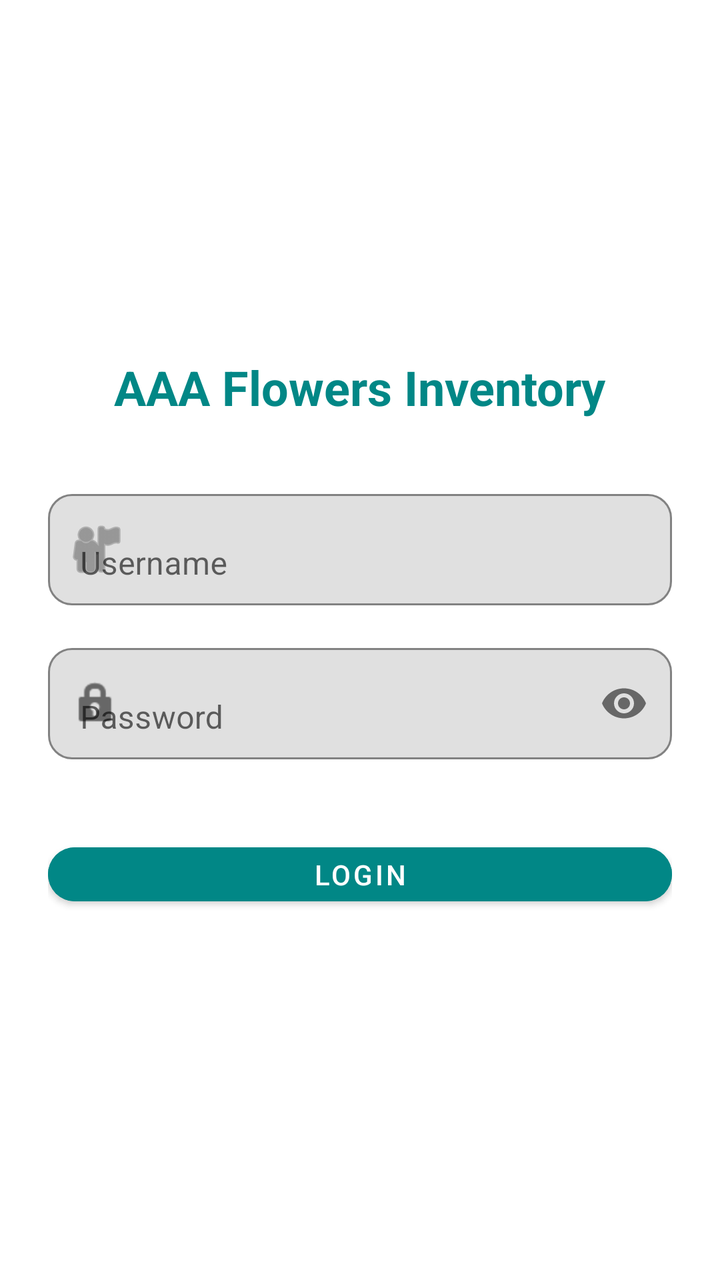
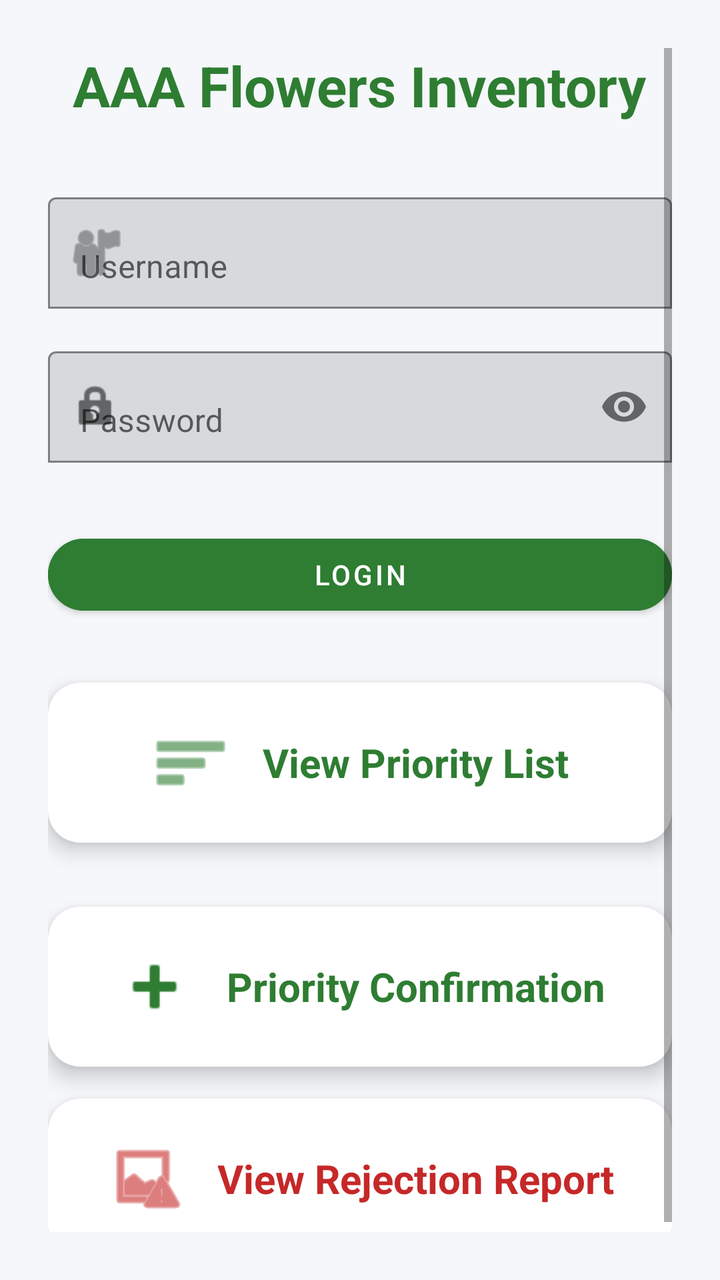

Two renders of the same Android screen: before a commit and after it. Below are the layout's source before the change and the commit's diff.
<!-- AndroidManifest.xml: application theme Theme.YourApp -->
<!-- res/layout/activity_login.xml -->
<?xml version="1.0" encoding="utf-8"?>
<LinearLayout xmlns:android="http://schemas.android.com/apk/res/android"
    xmlns:app="http://schemas.android.com/apk/res-auto"
    android:layout_width="match_parent"
    android:layout_height="match_parent"
    android:orientation="vertical"
    android:gravity="center"
    android:padding="24dp"
    android:background="?android:attr/colorBackground">

    
    <TextView
        android:id="@+id/loginTitle"
        android:layout_width="wrap_content"
        android:layout_height="wrap_content"
        android:text="@string/app_name"
        android:textSize="24sp"
        android:textStyle="bold"
        android:textColor="?attr/colorPrimary"
        android:layout_marginBottom="32dp" />

    
    <com.google.android.material.textfield.TextInputLayout
        android:layout_width="match_parent"
        android:layout_height="wrap_content"
        android:hint="@string/hint_username"
        app:boxBackgroundMode="outline"
        app:boxCornerRadiusTopStart="12dp"
        app:boxCornerRadiusTopEnd="12dp"
        app:boxCornerRadiusBottomStart="12dp"
        app:boxCornerRadiusBottomEnd="12dp"
        app:startIconDrawable="@android:drawable/ic_menu_myplaces"
        android:layout_marginBottom="16dp">

        <com.google.android.material.textfield.TextInputEditText
            android:id="@+id/username"
            android:layout_width="match_parent"
            android:layout_height="wrap_content"
            android:inputType="text"
            android:autofillHints="" />
    </com.google.android.material.textfield.TextInputLayout>

    
    <com.google.android.material.textfield.TextInputLayout
        android:layout_width="match_parent"
        android:layout_height="wrap_content"
        android:hint="@string/hint_password"
        app:boxBackgroundMode="outline"
        app:boxCornerRadiusTopStart="12dp"
        app:boxCornerRadiusTopEnd="12dp"
        app:boxCornerRadiusBottomStart="12dp"
        app:boxCornerRadiusBottomEnd="12dp"
        app:startIconDrawable="@android:drawable/ic_lock_idle_lock"
        app:endIconMode="password_toggle"
        android:layout_marginBottom="24dp">

        <com.google.android.material.textfield.TextInputEditText
            android:id="@+id/password"
            android:layout_width="match_parent"
            android:layout_height="wrap_content"
            android:inputType="textPassword"
            android:autofillHints="" />
    </com.google.android.material.textfield.TextInputLayout>

    
    <com.google.android.material.button.MaterialButton
        android:id="@+id/loginBtn"
        android:layout_width="match_parent"
        android:layout_height="wrap_content"
        android:text="@string/btn_login"
        style="@style/Widget.MaterialComponents.Button"
        android:backgroundTint="?attr/colorPrimary"
        android:textColor="@android:color/white"
        android:insetTop="12dp"
        android:insetBottom="12dp"
        android:layout_marginTop="8dp"
        app:cornerRadius="20dp"
        app:iconPadding="8dp" />

</LinearLayout>
<!-- resources referenced by this layout -->
<resources>
  <string name="app_name">AAA Flowers Inventory</string>
  <string name="btn_login">Login</string>
  <string name="hint_password">Password</string>
  <string name="hint_username">Username</string>
  <style name="Theme.YourApp" parent="Theme.MaterialComponents.DayNight.NoActionBar">
          
          <item name="colorPrimary">@color/teal_700</item>
          <item name="colorPrimaryVariant">@color/teal_200</item>
          <item name="colorOnPrimary">@android:color/white</item>
  
          
          <item name="colorSecondary">@color/purple_500</item>
          <item name="colorSecondaryVariant">@color/purple_700</item>
          <item name="colorOnSecondary">@android:color/white</item>
  
          
          <item name="android:colorBackground">@color/white</item>
          <item name="colorSurface">@color/white</item>
          <item name="colorOnSurface">@android:color/black</item>
  
          
          <item name="android:statusBarColor">?attr/colorPrimaryVariant</item>
      </style>
  <color name="teal_700">#018786</color>
  <color name="teal_200">#03DAC5</color>
  <color name="purple_500">#6200EE</color>
  <color name="purple_700">#3700B3</color>
  <color name="white">#FFFFFF</color>
</resources>

<!-- the commit's change to res/layout/activity_login.xml (unified diff, before → after) -->
@@ -1,80 +1,178 @@
 <?xml version="1.0" encoding="utf-8"?>
-<LinearLayout xmlns:android="http://schemas.android.com/apk/res/android"
+<ScrollView xmlns:android="http://schemas.android.com/apk/res/android"
     xmlns:app="http://schemas.android.com/apk/res-auto"
     android:layout_width="match_parent"
     android:layout_height="match_parent"
-    android:orientation="vertical"
-    android:gravity="center"
     android:padding="24dp"
-    android:background="?android:attr/colorBackground">
+    android:background="#F5F7FA">
 
-    
-    <TextView
-        android:id="@+id/loginTitle"
-        android:layout_width="wrap_content"
-        android:layout_height="wrap_content"
-        android:text="@string/app_name"
-        android:textSize="24sp"
-        android:textStyle="bold"
-        android:textColor="?attr/colorPrimary"
-        android:layout_marginBottom="32dp" />
-
-    
-    <com.google.android.material.textfield.TextInputLayout
+    <LinearLayout
         android:layout_width="match_parent"
         android:layout_height="wrap_content"
-        android:hint="@string/hint_username"
-        app:boxBackgroundMode="outline"
-        app:boxCornerRadiusTopStart="12dp"
-        app:boxCornerRadiusTopEnd="12dp"
-        app:boxCornerRadiusBottomStart="12dp"
-        app:boxCornerRadiusBottomEnd="12dp"
-        app:startIconDrawable="@android:drawable/ic_menu_myplaces"
-        android:layout_marginBottom="16dp">
+        android:orientation="vertical"
+        android:gravity="center_horizontal">
 
-        <com.google.android.material.textfield.TextInputEditText
-            android:id="@+id/username"
+        
+        <TextView
+            android:id="@+id/loginTitle"
+            android:layout_width="wrap_content"
+            android:layout_height="wrap_content"
+            android:text="@string/app_name"
+            android:textSize="28sp"
+            android:textStyle="bold"
+            android:textColor="#2E7D32"
+            android:layout_marginBottom="32dp" />
+
+        
+        <com.google.android.material.textfield.TextInputLayout
             android:layout_width="match_parent"
             android:layout_height="wrap_content"
-            android:inputType="text"
-            android:autofillHints="" />
-    </com.google.android.material.textfield.TextInputLayout>
+            android:hint="@string/hint_username"
+            app:boxBackgroundMode="outline"
+            app:startIconDrawable="@android:drawable/ic_menu_myplaces"
+            android:layout_marginBottom="16dp">
 
-    
-    <com.google.android.material.textfield.TextInputLayout
-        android:layout_width="match_parent"
-        android:layout_height="wrap_content"
-        android:hint="@string/hint_password"
-        app:boxBackgroundMode="outline"
-        app:boxCornerRadiusTopStart="12dp"
-        app:boxCornerRadiusTopEnd="12dp"
-        app:boxCornerRadiusBottomStart="12dp"
-        app:boxCornerRadiusBottomEnd="12dp"
-        app:startIconDrawable="@android:drawable/ic_lock_idle_lock"
-        app:endIconMode="password_toggle"
-        android:layout_marginBottom="24dp">
+            <com.google.android.material.textfield.TextInputEditText
+                android:id="@+id/username"
+                android:layout_width="match_parent"
+                android:layout_height="wrap_content"
+                android:inputType="text" />
+        </com.google.android.material.textfield.TextInputLayout>
 
-        <com.google.android.material.textfield.TextInputEditText
-            android:id="@+id/password"
+        
+        <com.google.android.material.textfield.TextInputLayout
             android:layout_width="match_parent"
             android:layout_height="wrap_content"
-            android:inputType="textPassword"
-            android:autofillHints="" />
-    </com.google.android.material.textfield.TextInputLayout>
+            android:hint="@string/hint_password"
+            app:boxBackgroundMode="outline"
+            app:startIconDrawable="@android:drawable/ic_lock_idle_lock"
+            app:endIconMode="password_toggle"
+            android:layout_marginBottom="24dp">
 
-    
-    <com.google.android.material.button.MaterialButton
-        android:id="@+id/loginBtn"
-        android:layout_width="match_parent"
-        android:layout_height="wrap_content"
-        android:text="@string/btn_login"
-        style="@style/Widget.MaterialComponents.Button"
-        android:backgroundTint="?attr/colorPrimary"
-        android:textColor="@android:color/white"
-        android:insetTop="12dp"
-        android:insetBottom="12dp"
-        android:layout_marginTop="8dp"
-        app:cornerRadius="20dp"
-        app:iconPadding="8dp" />
+            <com.google.android.material.textfield.TextInputEditText
+                android:id="@+id/password"
+                android:layout_width="match_parent"
+                android:layout_height="wrap_content"
+                android:inputType="textPassword" />
+        </com.google.android.material.textfield.TextInputLayout>
 
-</LinearLayout>
+        
+        <com.google.android.material.button.MaterialButton
+            android:id="@+id/loginBtn"
+            android:layout_width="match_parent"
+            android:layout_height="wrap_content"
+            android:text="@string/btn_login"
+            android:backgroundTint="#2E7D32"
+            android:textColor="@android:color/white"
+            android:layout_marginTop="8dp"
+            app:cornerRadius="18dp" />
+
+        
+        <com.google.android.material.card.MaterialCardView
+            android:id="@+id/priorityButton"
+            android:layout_width="match_parent"
+            android:layout_height="wrap_content"
+            android:layout_marginTop="30dp"
+            android:layout_marginBottom="16dp"
+            app:cardElevation="6dp"
+            app:cardCornerRadius="16dp"
+            android:backgroundTint="#FFFFFF">
+
+            <LinearLayout
+                android:layout_width="match_parent"
+                android:layout_height="wrap_content"
+                android:padding="20dp"
+                android:gravity="center"
+                android:orientation="horizontal">
+
+                <ImageView
+                    android:layout_width="40dp"
+                    android:layout_height="40dp"
+                    android:src="@android:drawable/ic_menu_sort_by_size"
+                    app:tint="#2E7D32" />
+
+                <TextView
+                    android:layout_width="wrap_content"
+                    android:layout_height="wrap_content"
+                    android:text="View Priority List"
+                    android:textSize="20sp"
+                    android:textStyle="bold"
+                    android:textColor="#2E7D32"
+                    android:layout_marginStart="16dp" />
+            </LinearLayout>
+        </com.google.android.material.card.MaterialCardView>
+
+        
+        <com.google.android.material.card.MaterialCardView
+            android:id="@+id/priorityConfirmationButton"
+            android:layout_width="match_parent"
+            android:layout_height="wrap_content"
+            android:layout_marginTop="16dp"
+            android:layout_marginBottom="16dp"
+            app:cardElevation="6dp"
+            app:cardCornerRadius="16dp"
+            android:backgroundTint="#FFFFFF">
+
+            <LinearLayout
+                android:layout_width="match_parent"
+                android:layout_height="wrap_content"
+                android:padding="20dp"
+                android:gravity="center"
+                android:orientation="horizontal">
+
+                <ImageView
+                    android:layout_width="40dp"
+                    android:layout_height="40dp"
+                    android:src="@android:drawable/ic_input_add"
+                    app:tint="#2E7D32" />
+
+                <TextView
+                    android:layout_width="wrap_content"
+                    android:layout_height="wrap_content"
+                    android:text="Priority Confirmation"
+                    android:textSize="20sp"
+                    android:textStyle="bold"
+                    android:textColor="#2E7D32"
+                    android:layout_marginStart="16dp" />
+            </LinearLayout>
+        </com.google.android.material.card.MaterialCardView>
+
+        
+        <com.google.android.material.card.MaterialCardView
+            android:id="@+id/rejectionReportButton"
+            android:layout_width="match_parent"
+            android:layout_height="wrap_content"
+            android:layout_marginBottom="16dp"
+            app:cardElevation="6dp"
+            app:cardCornerRadius="16dp"
+            android:backgroundTint="#FFFFFF">
+
+            <LinearLayout
+                android:layout_width="match_parent"
+                android:layout_height="wrap_content"
+                android:padding="20dp"
+                android:gravity="center"
+                android:orientation="horizontal">
+
+                <ImageView
+                    android:layout_width="40dp"
+                    android:layout_height="40dp"
+                    android:src="@android:drawable/ic_menu_report_image"
+                    app:tint="#C62828" />
+
+                <TextView
+                    android:layout_width="wrap_content"
+                    android:layout_height="wrap_content"
+                    android:text="View Rejection Report"
+                    android:textSize="20sp"
+                    android:textStyle="bold"
+                    android:textColor="#C62828"
+                    android:layout_marginStart="16dp" />
+            </LinearLayout>
+        </com.google.android.material.card.MaterialCardView>
+
+
+
+    </LinearLayout>
+
+</ScrollView>
<!-- resource entries referenced after the edit -->
@@ -22,6 +22,11 @@
   
           
           <item name="android:statusBarColor">?attr/colorPrimaryVariant</item>
+  
+  
+  
+  
+  
       </style>
   <color name="teal_700">#018786</color>
   <color name="teal_200">#03DAC5</color>
